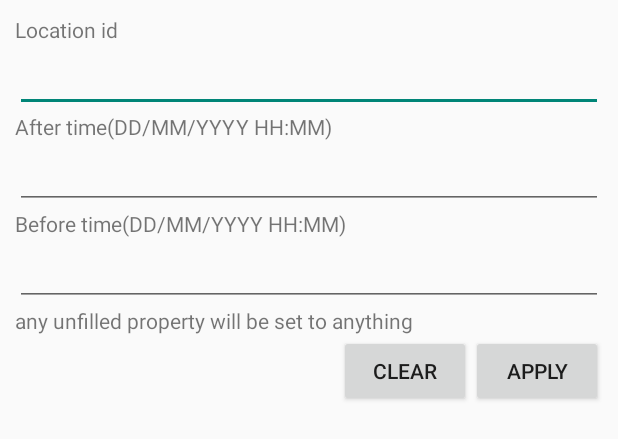
After one commit to pcx229/android-weather-forecast, an Android app: the layout dialog_weather_forecast_filter.xml on its own in the app's theme, with its tools: preview values and no code run, on a phone screen of 412 x 824 dp. The commit adds this screen. Shown: the top 439 px of the screen. Run offline under Robolectric (Android 15) with nearby library versions, the phone set to English and light mode, and no system bars.

Commit message:
add filter support to weather forecast list. improve imports for all files in the project. fix time zone not respected for viewing daily and weekly forecasts.

```diff
--- a/app/src/main/java/com/weather/Common.java
+++ b/app/src/main/java/com/weather/Common.java
@@ -1,6 +1,4 @@
 package com.weather;
-
-import android.widget.EditText;
 
 import androidx.databinding.BindingAdapter;
 import androidx.databinding.InverseMethod;
--- a/app/src/main/java/com/weather/MainActivity.java
+++ b/app/src/main/java/com/weather/MainActivity.java
@@ -31,7 +31,6 @@ import com.google.android.material.snackbar.Snackbar;
 import com.weather.data.Location;
 import com.weather.data.MainActivityViewModel;
 import com.weather.data.WeatherForecast;
-import com.weather.data.MainActivityViewModel;
 import com.weather.databinding.ActivityMainBinding;
 import com.weather.databinding.WeeklyForecastListItemBinding;
 
--- a/app/src/main/java/com/weather/data/MainActivityViewModel.java
+++ b/app/src/main/java/com/weather/data/MainActivityViewModel.java
@@ -5,7 +5,6 @@ import android.app.Application;
 import androidx.lifecycle.AndroidViewModel;
 import androidx.lifecycle.LiveData;
 
-import java.io.File;
 import java.util.List;
 
 public class MainActivityViewModel extends AndroidViewModel {
--- a/app/src/main/java/com/weather/data/WeatherForecast.java
+++ b/app/src/main/java/com/weather/data/WeatherForecast.java
@@ -43,4 +43,9 @@ public class WeatherForecast {
     public WeatherForecast() {
         this(0, null, null, 0, 0, 0, 0, 0, 0, 0, 0, 0, 0);
     }
+
+    @Ignore
+    public WeatherForecast(WeatherForecast w) {
+        this(0, new Date(w.fromForecastTime.getTime()), new Date(w.toForecastTime.getTime()), w.temperature, w.maxTemperature, w.minTemperature, w.humidity, w.maxHumidity, w.minHumidity, w.windSpeed, w.windDirection, w.rainFall, w.weatherCode);
+    }
 }
--- a/app/src/main/java/com/weather/data/WeatherForecastDatabase.java
+++ b/app/src/main/java/com/weather/data/WeatherForecastDatabase.java
@@ -10,7 +10,6 @@ import androidx.room.TypeConverters;
 import androidx.sqlite.db.SupportSQLiteDatabase;
 
 import java.io.File;
-import java.util.Date;
 import java.util.concurrent.ExecutorService;
 import java.util.concurrent.Executors;
 
--- a/app/src/main/java/com/weather/data/XMLWeatherForecastParser.java
+++ b/app/src/main/java/com/weather/data/XMLWeatherForecastParser.java
@@ -11,14 +11,11 @@ import java.io.DataInputStream;
 import java.io.DataOutputStream;
 import java.io.File;
 import java.io.FileInputStream;
-import java.io.FileNotFoundException;
 import java.io.FileOutputStream;
 import java.io.IOException;
 import java.io.InputStream;
-import java.io.OutputStream;
 import java.net.HttpURLConnection;
 import java.net.URL;
-import java.net.URLConnection;
 import java.text.ParseException;
 import java.text.SimpleDateFormat;
 import java.util.ArrayList;
@@ -291,6 +288,7 @@ class XMLWeatherForecastParser {
             }
             fos.flush();
         } catch (Exception e) {
+            e.printStackTrace();
             throw e;
         } finally {
             try {
--- /dev/null
+++ b/app/src/main/res/layout/dialog_weather_forecast_filter.xml
@@ -0,0 +1,79 @@
+<?xml version="1.0" encoding="utf-8"?>
+<layout xmlns:tools="http://schemas.android.com/tools"
+    xmlns:app="http://schemas.android.com/apk/res-auto"
+    xmlns:android="http://schemas.android.com/apk/res/android">
+
+    <data>
+        <import type="java.util.Map"/>
+        <import type="com.weather.Common"/>
+        <variable name="filter" type="Map&lt;String, String&gt;"/>
+    </data>
+
+    <LinearLayout
+        android:layout_width="match_parent"
+        android:layout_height="match_parent"
+        android:orientation="vertical"
+        android:padding="10dp"
+        tools:context=".WeatherForecastFilterDialog">
+
+        <TextView
+            android:layout_width="wrap_content"
+            android:layout_height="wrap_content"
+            android:text="Location id" />
+
+        <EditText
+            android:id="@+id/LocationIdEditText"
+            android:layout_width="match_parent"
+            android:layout_height="wrap_content"
+            android:inputType="text"
+            android:text="@={filter[`locationId`]}" />
+
+        <TextView
+            android:layout_width="wrap_content"
+            android:layout_height="wrap_content"
+            android:text="After time(DD/MM/YYYY HH:MM)" />
+
+        <EditText
+            android:id="@+id/AfterTimeEditText"
+            android:layout_width="match_parent"
+            android:layout_height="wrap_content"
+            android:inputType="text"
+            android:text="@={filter[`after`]}" />
+
+        <TextView
+            android:layout_width="wrap_content"
+            android:layout_height="wrap_content"
+            android:text="Before time(DD/MM/YYYY HH:MM)" />
+
+        <EditText
+            android:id="@+id/BeforeTimeEditText"
+            android:layout_width="match_parent"
+            android:layout_height="wrap_content"
+            android:inputType="text"
+            android:text="@={filter[`before`]}" />
+
+        <TextView
+            android:layout_width="match_parent"
+            android:layout_height="wrap_content"
+            android:text="any unfilled property will be set to anything" />
+
+        <LinearLayout
+            android:layout_width="match_parent"
+            android:layout_height="wrap_content"
+            android:gravity="end"
+            android:orientation="horizontal">
+
+            <Button
+                android:id="@+id/ClearButton"
+                android:layout_width="wrap_content"
+                android:layout_height="wrap_content"
+                android:text="Clear" />
+
+            <Button
+                android:id="@+id/ApplyButton"
+                android:layout_width="wrap_content"
+                android:layout_height="wrap_content"
+                android:text="Apply" />
+        </LinearLayout>
+    </LinearLayout>
+</layout>
```
Also changed, not shown: app/src/main/java/com/weather/WeatherForecastFilterDialog.java (added, +77 -0 lines), app/src/main/java/com/weather/WeatherForecastFragment.java (+29 -11 lines), app/src/main/java/com/weather/data/ImportActivityViewModel.java (+9 -3 lines), app/src/main/java/com/weather/data/WeatherForecastDao.java (+12 -6 lines), app/src/main/java/com/weather/data/WeatherForecastHourlyToDailyConverter.java (added, +146 -0 lines), app/src/main/java/com/weather/data/WeatherForecastRepository.java (+51 -23 lines), app/src/main/res/drawable/ic_baseline_filter_alt_24.xml (added, +10 -0 lines), app/src/main/res/layout/fragment_weather_forecast_list.xml (+12 -4 lines).
